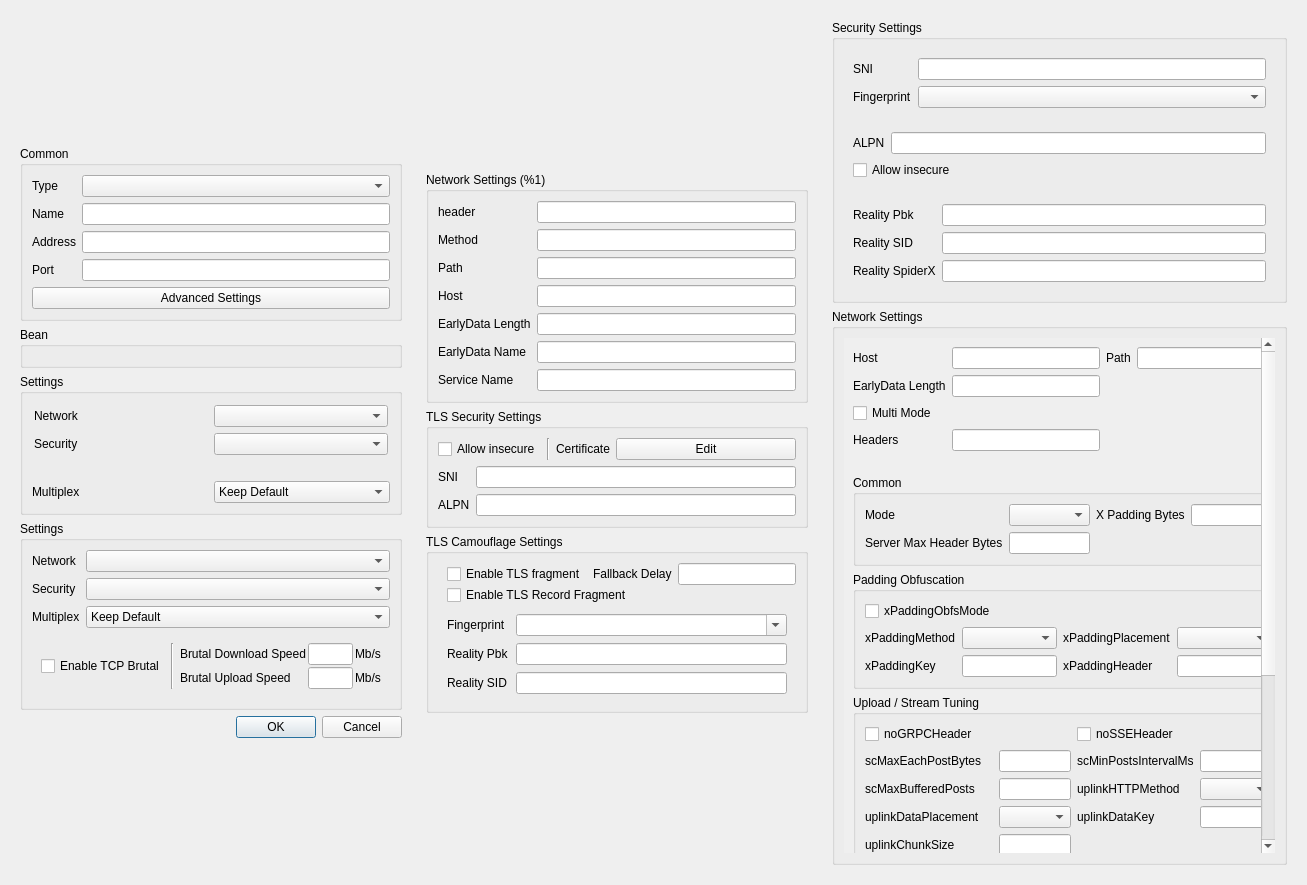
Qt form include/ui/profile/dialog_edit_profile.ui (Yulinanami/ethernet-tun-test) before a commit.
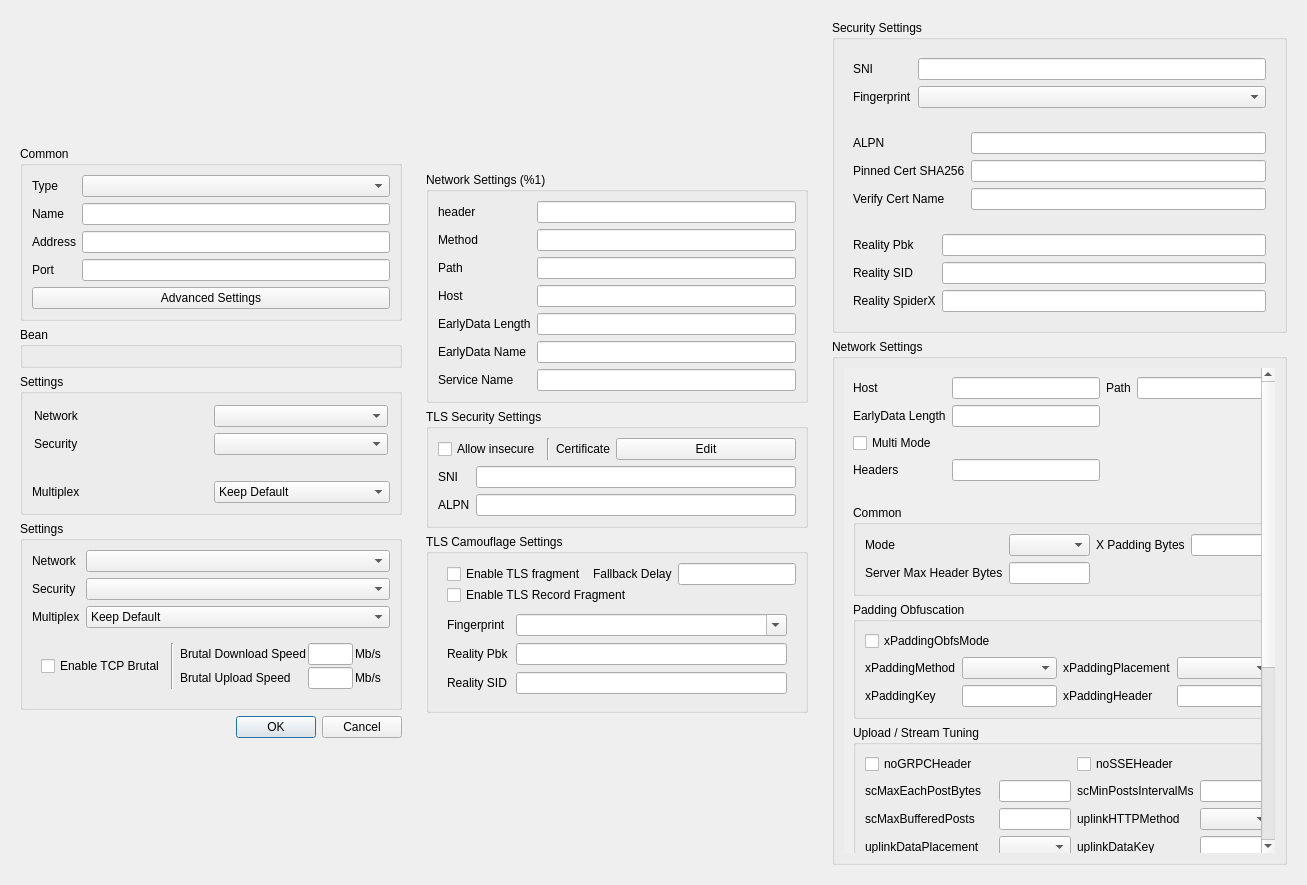
The same form after that commit. Custom widgets are drawn as their Qt base class.

Patch:
```diff
--- a/include/ui/profile/dialog_edit_profile.ui
+++ b/include/ui/profile/dialog_edit_profile.ui
@@ -886,10 +886,31 @@
             <item row="0" column="1">
              <widget class="QLineEdit" name="xray_alpn"/>
             </item>
-            <item row="1" column="0" colspan="2">
-             <widget class="QCheckBox" name="xray_insecure">
+            <item row="1" column="0">
+             <widget class="QLabel" name="label_xray_pcs">
               <property name="text">
-               <string>Allow insecure</string>
+               <string>Pinned Cert SHA256</string>
+              </property>
+             </widget>
+            </item>
+            <item row="1" column="1">
+             <widget class="QLineEdit" name="xray_pinned_peer_cert_sha256">
+              <property name="toolTip">
+               <string>pinnedPeerCertSha256: hex SHA256 of the peer certificate (comma-separated for multiple). Replacement for allowInsecure.</string>
+              </property>
+             </widget>
+            </item>
+            <item row="2" column="0">
+             <widget class="QLabel" name="label_xray_vcn">
+              <property name="text">
+               <string>Verify Cert Name</string>
+              </property>
+             </widget>
+            </item>
+            <item row="2" column="1">
+             <widget class="QLineEdit" name="xray_verify_peer_cert_by_name">
+              <property name="toolTip">
+               <string>verifyPeerCertByName: verify the peer certificate against this name instead of the SNI.</string>
               </property>
              </widget>
             </item>
```
